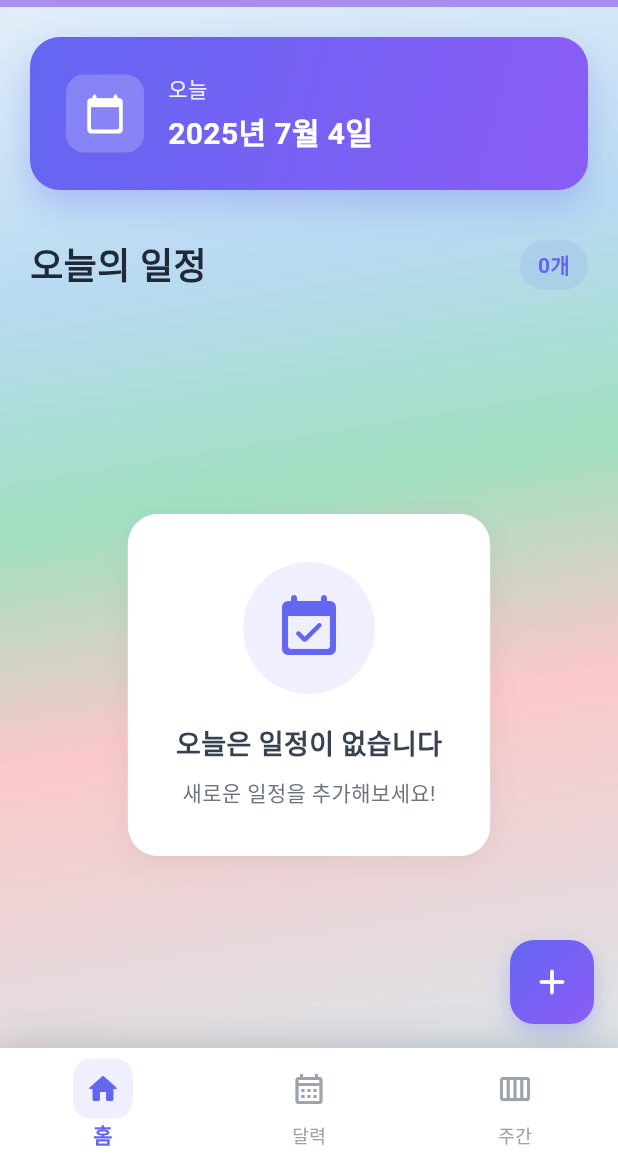
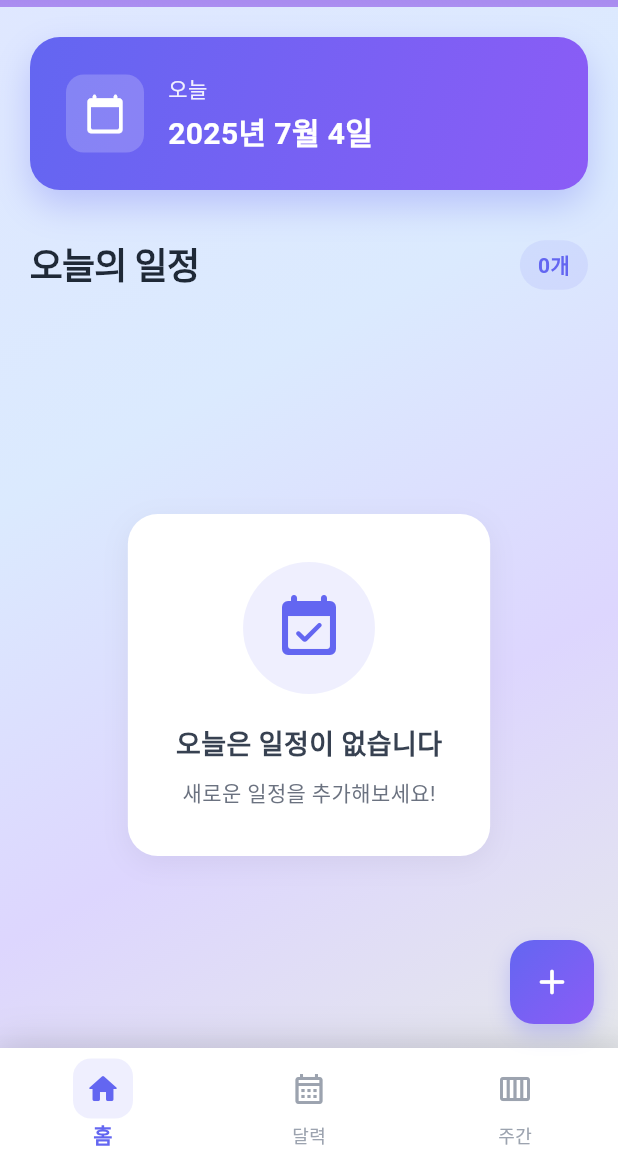
Before and after one commit to DodamKing/withu, a Flutter app: the screen it shows after launch, on a phone screen of 412 x 824 dp, the part 77-1236 px from its top. Run offline on Flutter 3.47's test engine with Material 3 defaults, Android fonts, the phone set to English and light mode, and no system bars; our stand-ins replace cloud_firestore, firebase_core, google_fonts, table_calendar; accounts and stored records are empty.

Commit message:
주간 일정 개선, 홈화면 디자인 개선

```diff
--- a/lib/screens/home_screen.dart
+++ b/lib/screens/home_screen.dart
@@ -44,16 +44,15 @@ class HomeScreen extends StatelessWidget {
       body: Container(
         decoration: BoxDecoration(
           gradient: LinearGradient(
-            begin: Alignment(-0.3, -1),
-            end: Alignment(0.3, 1),
+            begin: Alignment.topLeft,
+            end: Alignment.bottomRight,
             colors: [
-              Color(0xFFE8F1FA), // 아주 연한 스카이 블루
-              Color(0xFFB8DAF2), // 연한 블루
-              Color(0xFFA0E0C0), // 연두빛을 살짝 섞어
-              Color(0xFFFAC8C9), // 연한 핑크
-              Color(0xFFDDE2E6), // 연회색
+              Color(0xFFE0E7FF),  // 연한 보라 (확실히 보임)
+              Color(0xFFDBEAFE),  // 연한 파랑 (확실히 보임)
+              Color(0xFFDDD6FE),  // 연한 라벤더 (확실히 보임)
+              Color(0xFFE5E7EB),  // 연한 회색 (확실히 보임)
             ],
-            stops: [0.0, 0.3, 0.5, 0.7, 1.0],
+            stops: [0.0, 0.4, 0.7, 1.0],
           ),
         ),
         child: SafeArea(
@@ -131,10 +130,11 @@ class HomeScreen extends StatelessWidget {
                   children: [
                     Text(
                       '오늘의 일정',
-                      style: TextStyle(
+                      style: GoogleFonts.inter(
                         fontSize: 24,
-                        fontWeight: FontWeight.bold,
+                        fontWeight: FontWeight.w700, // 700으로 더 진하게
                         color: Color(0xFF1F2937),
+                        letterSpacing: -0.5, // 글자 간격 조정
                       ),
                     ),
                     StreamBuilder<List<Schedule>>(
```
Also changed, not shown: lib/screens/weekly_screen.dart (+9 -13 lines), lib/widgets/schedule_detail_sheet.dart (+21 -15 lines).
